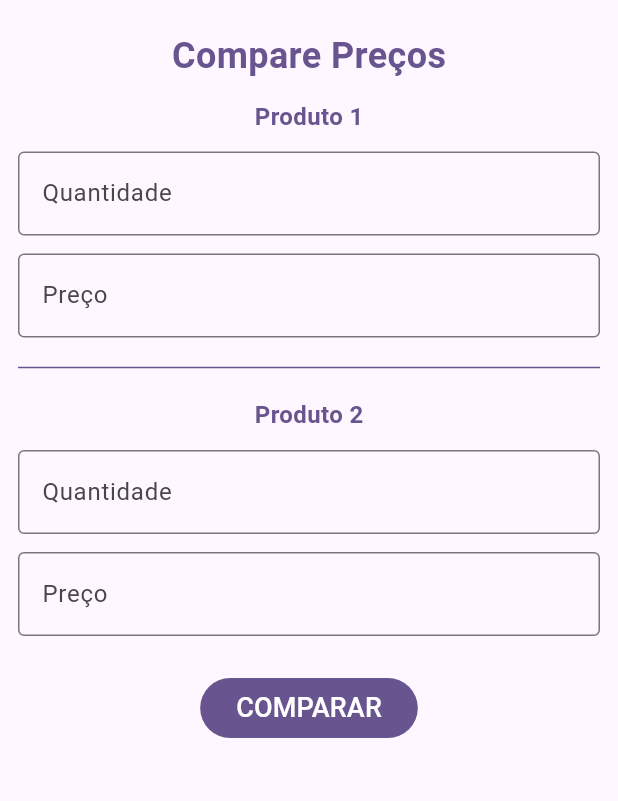
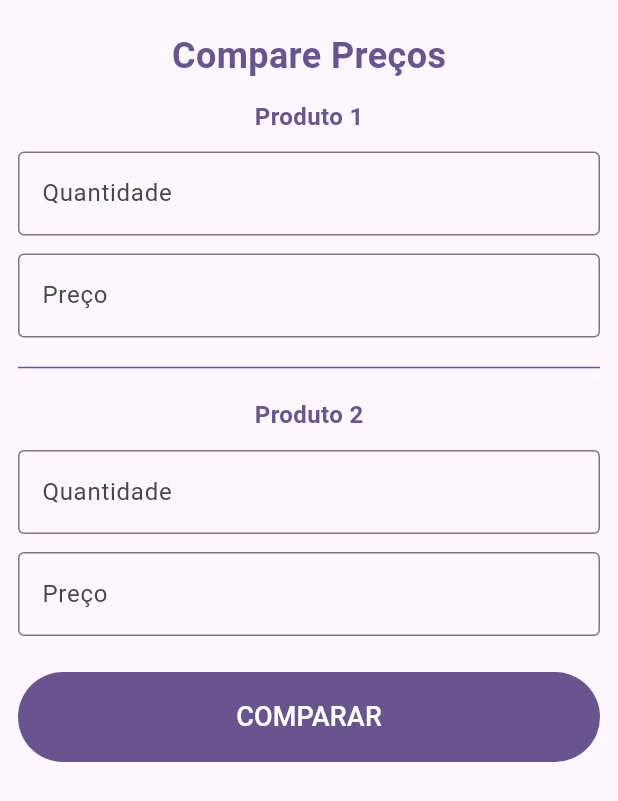
Before and after one commit to leandrorochaadm/compare_price, a Flutter app: the screen it shows after launch, on a phone screen of 412 x 824 dp. Shown: the top 801 px of the screen. Run offline on Flutter 3.47's test engine with Material 2 defaults, Android fonts, the phone set to English and light mode, and no system bars; our stand-ins replace equatable; missing offline and left inert: validatorless.

Commit message:
HomePage: size buttons

```diff
--- a/lib/pages/home_page.dart
+++ b/lib/pages/home_page.dart
@@ -139,7 +139,10 @@ class _HomePageState extends State<HomePage> {
                   ),
                   const SizedBox(height: 24),
                   controller.isValid
-                      ? OutlinedButton(
+                      ? SizedBox(
+                          width: double.infinity,
+                          height: 60,
+                          child: OutlinedButton(
                             onPressed: () {
                               controller.clear();
 
@@ -154,8 +157,12 @@ class _HomePageState extends State<HomePage> {
                               'Nova Comparação',
                               style: TextStyle(fontSize: 18),
                             ),
+                          ),
                         )
-                      : FilledButton(
+                      : SizedBox(
+                          width: double.infinity,
+                          height: 60,
+                          child: FilledButton(
                             onPressed: () {
                               final isValid =
                                   formKey.currentState?.validate() ?? false;
@@ -174,6 +181,7 @@ class _HomePageState extends State<HomePage> {
                             child: const Text(
                               'COMPARAR',
                               style: TextStyle(fontSize: 18),
+                            ),
                           ),
                         ),
                   const SizedBox(height: 12),
```
Lines whose indentation alone changed are shown as unchanged.
